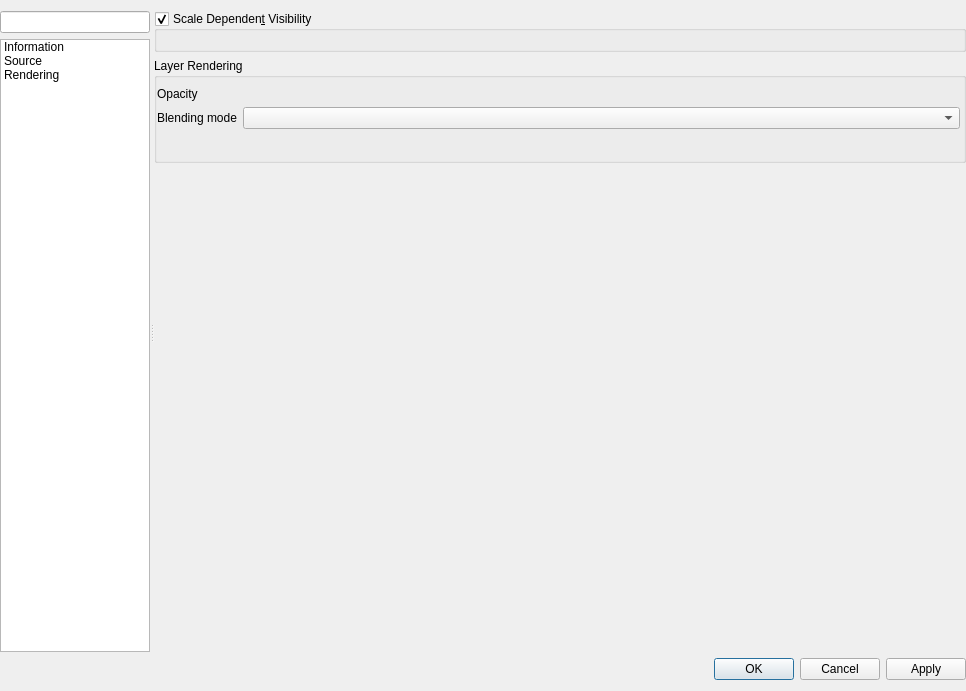
This is src/ui/annotations/qgsannotationlayerpropertiesbase.ui in qgis/QGIS as Qt 5 draws it before an edit. The edited form follows.
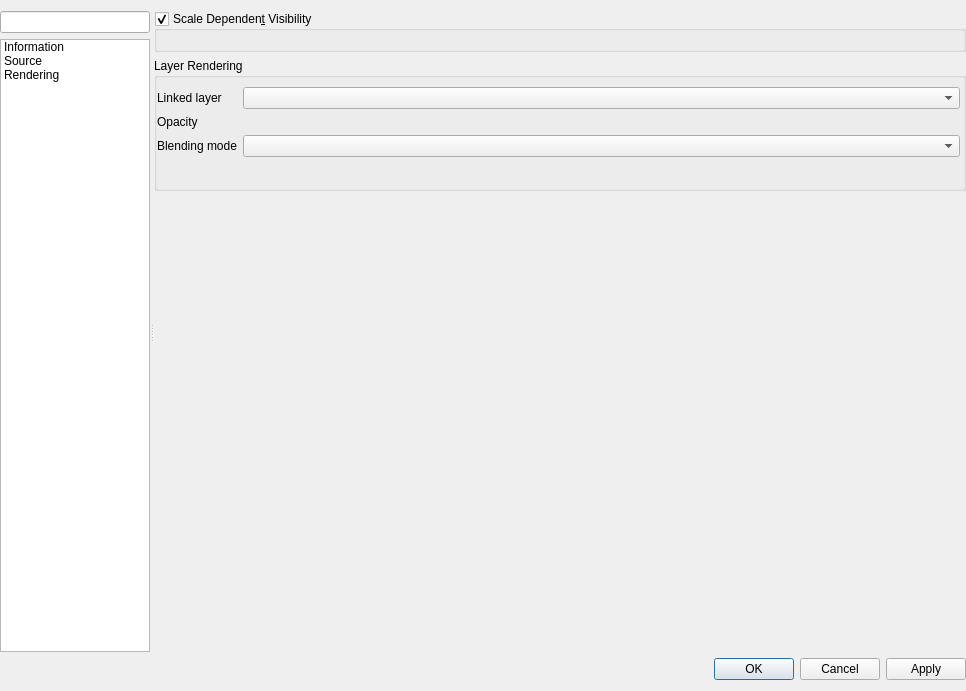
This is the edited form. Icons and pictures are not drawn. Custom widgets are drawn as their Qt base class.

Commit message:
[annotations] Add linked layer option for annotation layers
Adds a new "Linked layer" setting to the render page for annotation
layers, which allows users to optionally set a linked visibility
layer for the annotation layer. If set, then the annotations will
only be drawn when the linked layer is visible in the map.

This is designed to mimic the similar linked layer option for
the older annotation framework, in order to close the feature
gap between old vs new annotations

Refs https://github.com/qgis/QGIS-Enhancement-Proposals/issues/269

```diff
--- a/src/ui/annotations/qgsannotationlayerpropertiesbase.ui
+++ b/src/ui/annotations/qgsannotationlayerpropertiesbase.ui
@@ -325,7 +325,7 @@
                 <x>0</x>
                 <y>0</y>
                 <width>812</width>
-                <height>640</height>
+                <height>641</height>
                </rect>
               </property>
               <layout class="QVBoxLayout" name="verticalLayout_6">
@@ -377,35 +377,14 @@
                  <property name="saveCollapsedState" stdset="0">
                   <bool>false</bool>
                  </property>
-                 <layout class="QGridLayout" name="gridLayout_2">
+                 <layout class="QGridLayout" name="gridLayout_2" columnstretch="1,0,0,2">
                   <property name="leftMargin">
                    <number>0</number>
                   </property>
                   <property name="rightMargin">
                    <number>3</number>
                   </property>
-                  <item row="0" column="1" colspan="3">
-                   <widget class="QgsOpacityWidget" name="mOpacityWidget" native="true">
-                    <property name="focusPolicy">
-                     <enum>Qt::StrongFocus</enum>
-                    </property>
-                   </widget>
-                  </item>
-                  <item row="1" column="0">
-                   <widget class="QLabel" name="lblBlend">
-                    <property name="text">
-                     <string>Blending mode</string>
-                    </property>
-                   </widget>
-                  </item>
-                  <item row="0" column="0">
-                   <widget class="QLabel" name="lblTransparency">
-                    <property name="text">
-                     <string>Opacity</string>
-                    </property>
-                   </widget>
-                  </item>
-                  <item row="2" column="0" colspan="4">
+                  <item row="3" column="0" colspan="4">
                    <widget class="QgsEffectStackCompactWidget" name="mEffectWidget" native="true">
                     <property name="minimumSize">
                      <size>
@@ -418,7 +397,28 @@
                     </property>
                    </widget>
                   </item>
+                  <item row="1" column="0">
+                   <widget class="QLabel" name="lblTransparency">
+                    <property name="text">
+                     <string>Opacity</string>
+                    </property>
+                   </widget>
+                  </item>
                   <item row="1" column="1" colspan="3">
+                   <widget class="QgsOpacityWidget" name="mOpacityWidget" native="true">
+                    <property name="focusPolicy">
+                     <enum>Qt::StrongFocus</enum>
+                    </property>
+                   </widget>
+                  </item>
+                  <item row="2" column="0">
+                   <widget class="QLabel" name="lblBlend">
+                    <property name="text">
+                     <string>Blending mode</string>
+                    </property>
+                   </widget>
+                  </item>
+                  <item row="2" column="1" colspan="3">
                    <widget class="QgsBlendModeComboBox" name="mBlendModeComboBox">
                     <property name="sizePolicy">
                      <sizepolicy hsizetype="Expanding" vsizetype="Preferred">
@@ -428,6 +428,20 @@
                     </property>
                    </widget>
                   </item>
+                  <item row="0" column="0">
+                   <widget class="QLabel" name="layerLabel">
+                    <property name="text">
+                     <string>Linked layer</string>
+                    </property>
+                   </widget>
+                  </item>
+                  <item row="0" column="1" colspan="3">
+                   <widget class="QgsMapLayerComboBox" name="mLayerComboBox">
+                    <property name="toolTip">
+                     <string>Allows the annotation layer to be associated with a map layer. If set, the annotations will only be visible when the layer is visible.</string>
+                    </property>
+                   </widget>
+                  </item>
                  </layout>
                 </widget>
                </item>
@@ -544,6 +558,11 @@
    <header>qgsopacitywidget.h</header>
    <container>1</container>
   </customwidget>
+  <customwidget>
+   <class>QgsMapLayerComboBox</class>
+   <extends>QComboBox</extends>
+   <header location="global">qgsmaplayercombobox.h</header>
+  </customwidget>
  </customwidgets>
  <tabstops>
   <tabstop>mSearchLineEdit</tabstop>
```
The commit also changes 10 other files.
